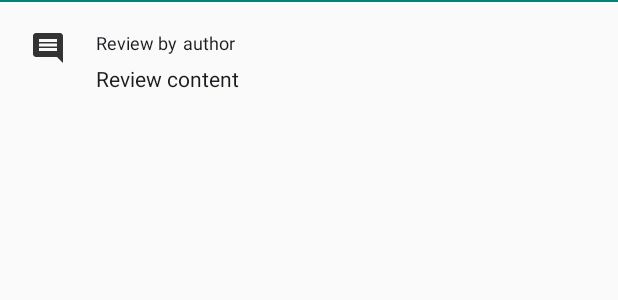
After one commit to artpropp/popular-movies2, an Android app: the layout view_holder_review.xml on its own in the app's theme, with its tools: preview values and no code run, on a phone screen of 412 x 824 dp. The commit adds this screen. Shown: the top 300 px of the screen. Run offline under Robolectric (Android 15) with nearby library versions, the phone set to English and light mode, and no system bars.

Commit message:
feat: add reviews to details recycler view

```diff
--- a/app/src/main/java/com/artpropp/popularmovies/utilities/ApiService.java
+++ b/app/src/main/java/com/artpropp/popularmovies/utilities/ApiService.java
@@ -3,6 +3,7 @@ package com.artpropp.popularmovies.utilities;
 import android.support.annotation.NonNull;
 
 import com.artpropp.popularmovies.models.MoviesResponse;
+import com.artpropp.popularmovies.models.ReviewResponse;
 import com.artpropp.popularmovies.models.TrailerResponse;
 
 import java.util.ArrayList;
@@ -93,4 +94,8 @@ public class ApiService implements Callback<MoviesResponse> {
         mTheMovieDbApi.getTrailers(id, mApiKey).enqueue(callback);
     }
 
+    public void getReviews(int id, Callback<ReviewResponse> callback) {
+        mTheMovieDbApi.getReviews(id, mApiKey).enqueue(callback);
+    }
+
 }
--- /dev/null
+++ b/app/src/main/res/drawable/ic_comment_black_24dp.xml
@@ -0,0 +1,5 @@
+<vector android:height="24dp" android:tint="#333333"
+    android:viewportHeight="24.0" android:viewportWidth="24.0"
+    android:width="24dp" xmlns:android="http://schemas.android.com/apk/res/android">
+    <path android:fillColor="#FF000000" android:pathData="M21.99,4c0,-1.1 -0.89,-2 -1.99,-2L4,2c-1.1,0 -2,0.9 -2,2v12c0,1.1 0.9,2 2,2h14l4,4 -0.01,-18zM18,14L6,14v-2h12v2zM18,11L6,11L6,9h12v2zM18,8L6,8L6,6h12v2z"/>
+</vector>
--- /dev/null
+++ b/app/src/main/res/layout/view_holder_review.xml
@@ -0,0 +1,90 @@
+<?xml version="1.0" encoding="utf-8"?>
+<layout  xmlns:android="http://schemas.android.com/apk/res/android"
+    xmlns:app="http://schemas.android.com/apk/res-auto"
+    xmlns:tools="http://schemas.android.com/tools">
+
+    <data>
+        <variable
+            name="review"
+            type="com.artpropp.popularmovies.models.Review" />
+        <variable
+            name="model"
+            type="com.artpropp.popularmovies.viewmodels.DetailViewModel" />
+    </data>
+
+    <android.support.constraint.ConstraintLayout
+        android:layout_width="match_parent"
+        android:layout_height="wrap_content">
+
+        <View
+            android:layout_width="match_parent"
+            android:layout_height="1dp"
+            android:background="@color/colorPrimary"
+            app:layout_constraintTop_toTopOf="parent" />
+
+        <ImageView
+            android:id="@+id/review_iv"
+            android:layout_width="wrap_content"
+            android:layout_height="wrap_content"
+            android:layout_margin="20dp"
+            app:layout_constraintStart_toStartOf="parent"
+            app:layout_constraintTop_toTopOf="parent"
+            app:srcCompat="@drawable/ic_comment_black_24dp"
+            android:contentDescription="@string/review" />
+
+        <TextView
+            android:id="@+id/review_author_prefix_tv"
+            android:layout_width="0dp"
+            android:layout_height="wrap_content"
+            android:layout_margin="20dp"
+            android:ellipsize="end"
+            android:gravity="start|center_vertical"
+            android:maxLines="2"
+            android:text="@string/review_by"
+            android:textAlignment="textStart"
+            android:textAppearance="@style/TextAppearance.Compat.Notification.Line2"
+            app:layout_constraintStart_toEndOf="@id/review_iv"
+            app:layout_constraintTop_toTopOf="parent"
+            tools:text="Review by" />
+
+        <TextView
+            android:id="@+id/review_author_tv"
+            android:layout_width="0dp"
+            android:layout_height="wrap_content"
+            android:layout_marginStart="4dp"
+            android:layout_marginLeft="4dp"
+            android:layout_marginTop="20dp"
+            android:layout_marginEnd="20dp"
+            android:layout_marginRight="20dp"
+            android:ellipsize="end"
+            android:gravity="start|center_vertical"
+            android:text="@{review.author}"
+            android:textAlignment="textStart"
+            android:textAppearance="@style/TextAppearance.Compat.Notification.Info"
+            app:layout_constraintEnd_toEndOf="parent"
+            app:layout_constraintStart_toEndOf="@id/review_author_prefix_tv"
+            app:layout_constraintTop_toTopOf="parent"
+            tools:text="author" />
+
+        <TextView
+            android:id="@+id/review_content_tv"
+            android:layout_width="0dp"
+            android:layout_height="wrap_content"
+            android:layout_marginStart="20dp"
+            android:layout_marginTop="6dp"
+            android:layout_marginEnd="20dp"
+            android:layout_marginBottom="20dp"
+            android:ellipsize="end"
+            android:gravity="start|center_vertical"
+            android:text="@{review.content}"
+            android:textAlignment="textStart"
+            android:textAppearance="@style/TextAppearance.Compat.Notification"
+            app:layout_constraintBottom_toBottomOf="parent"
+            app:layout_constraintEnd_toEndOf="parent"
+            app:layout_constraintStart_toEndOf="@id/review_iv"
+            app:layout_constraintTop_toBottomOf="@+id/review_author_prefix_tv"
+            tools:text="Review content" />
+
+    </android.support.constraint.ConstraintLayout>
+
+</layout>
--- a/app/src/main/res/values/strings.xml
+++ b/app/src/main/res/values/strings.xml
@@ -11,4 +11,6 @@
     <string name="mark_as_favorite">Mark as Favorite</string>
     <string name="remove_from_favorites">Remove from Favorites</string>
     <string name="trailer">Trailer</string>
+    <string name="review">Review</string>
+    <string name="review_by">Review by</string>
 </resources>
```
Also changed, not shown: app/src/main/java/com/artpropp/popularmovies/DetailActivity.java (+10 -1 lines), app/src/main/java/com/artpropp/popularmovies/adapters/DetailAdapter.java (+45 -6 lines), app/src/main/java/com/artpropp/popularmovies/models/Review.java (added, +48 -0 lines), app/src/main/java/com/artpropp/popularmovies/models/ReviewResponse.java (added, +60 -0 lines), app/src/main/java/com/artpropp/popularmovies/utilities/TheMovieDbApi.java (+7 -0 lines), app/src/main/java/com/artpropp/popularmovies/viewmodels/DetailViewModel.java (+52 -3 lines).
